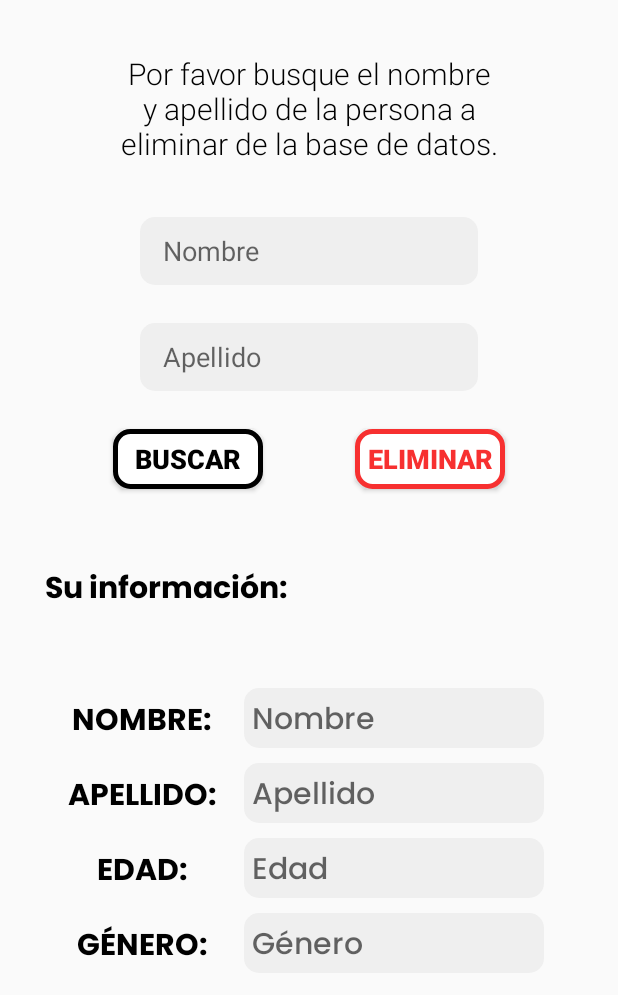
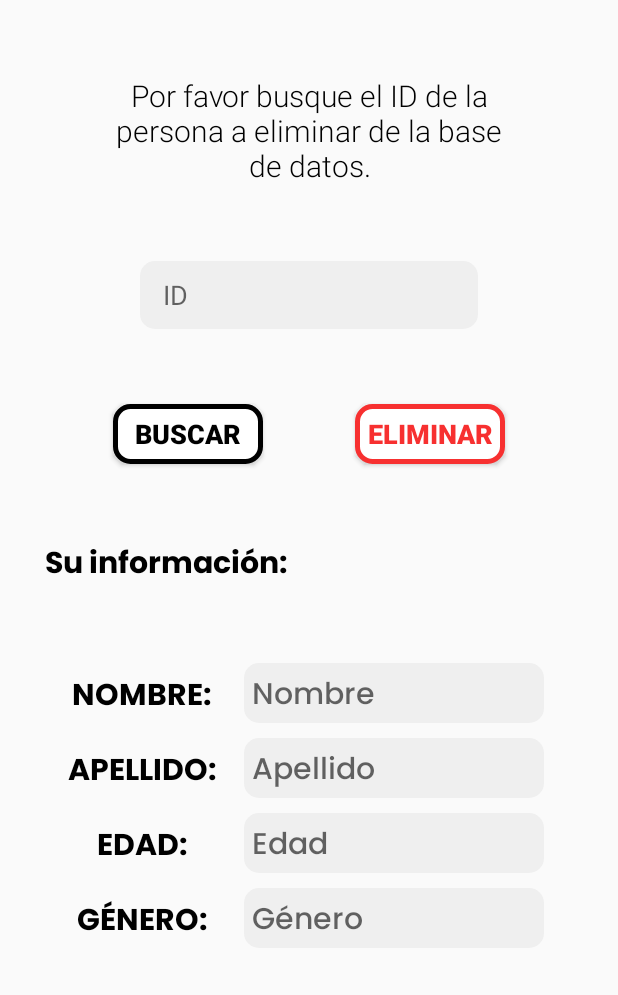
Before and after one commit to larg10/ProyectoMovil_BDD_mysql, an Android app: the Eliminar screen opened directly, with no data from a screen before it, after a tap on "BUSCAR", on a phone screen of 412 x 824 dp. Shown: the top 995 px of the screen. Run offline under Robolectric (Android 15) with nearby library versions, the phone set to English and light mode, and no system bars; our stand-ins replace Volley; network calls fail.

Commit message:
Actualización con ID

```diff
--- a/app/src/main/java/com/example/proyecto_bdd/Eliminar.java
+++ b/app/src/main/java/com/example/proyecto_bdd/Eliminar.java
@@ -26,12 +26,12 @@ import java.util.Map;
 
 public class Eliminar extends AppCompatActivity {
 
-    EditText etNombre, etApellido;
+    EditText etID;
     TextView tvNombre, tvApellido, tvEdad, tvGenero;
     RequestQueue requestQueue;
     boolean busco = false;
 
-    String nombre, apellido, edad, genero;
+    String nombre, apellido, edad, genero, ID;
 
     @Override
     protected void onCreate(Bundle savedInstanceState) {
@@ -40,8 +40,7 @@ public class Eliminar extends AppCompatActivity {
 
         requestQueue = Volley.newRequestQueue(this);
 
-        etNombre = (EditText) findViewById(R.id.txtNombreDelete);
-        etApellido = (EditText) findViewById(R.id.txtApellidoDelete);
+        etID = (EditText) findViewById(R.id.txtIDDelete);
 
         tvNombre = (TextView) findViewById(R.id.txtNombre);
         tvApellido = (TextView) findViewById(R.id.txtApellido);
@@ -53,11 +52,11 @@ public class Eliminar extends AppCompatActivity {
 
     public void buscarDelete(View view) {
 
-        String nom,ap;
-        nom = etNombre.getText().toString();
-        ap = etApellido.getText().toString();
+        String id;
+        id = etID.getText().toString();
+        ID = id;
 
-        String URL2 = "http://192.168.0.14/intento_movil/fetch.php?Nombre=" + nom + "&Apellido=" + ap;
+        String URL2 = "http://192.168.0.6/intento_movil/fetch.php?ID=" + id;
 
 
         JsonObjectRequest jsonObjectRequest = new JsonObjectRequest(Request.Method.GET, URL2, null,
@@ -70,6 +69,7 @@ public class Eliminar extends AppCompatActivity {
                             apellido = response.getString("Apellido");
                             edad = response.getString("Edad");
                             genero = response.getString("Género");
+                            //ID = response.getString("ID");
 
                             tvNombre.setText(nombre);
                             tvApellido.setText(apellido);
@@ -94,7 +94,7 @@ public class Eliminar extends AppCompatActivity {
     @SuppressLint("NotConstructor")
     public void Eliminar(View view){
         if(busco == true) {
-            String URLDelete = "http://192.168.0.14/intento_movil/delete.php";
+            String URLDelete = "http://192.168.0.6/intento_movil/delete.php";
             StringRequest stringRequest = new StringRequest(Request.Method.POST, URLDelete,
                     new Response.Listener<String>() {
                         @Override
@@ -103,8 +103,6 @@ public class Eliminar extends AppCompatActivity {
                             tvApellido.setText("");
                             tvEdad.setText("");
                             tvGenero.setText("");
-                            etNombre.setText("");
-                            etApellido.setText("");
 
                             busco = false;
                             Toast.makeText(Eliminar.this, "Eliminando...", Toast.LENGTH_SHORT).show();
@@ -119,8 +117,7 @@ public class Eliminar extends AppCompatActivity {
                 @Override
                 protected Map<String, String> getParams() throws AuthFailureError {
                     Map<String, String> params = new HashMap<>();
-                    params.put("Nombre", nombre);
-                    params.put("Apellido", apellido);
+                    params.put("ID", ID);
                     return params;
                 }
             };
--- a/app/src/main/res/layout/activity_eliminar.xml
+++ b/app/src/main/res/layout/activity_eliminar.xml
@@ -10,7 +10,7 @@
         android:id="@+id/bttnBuscar3"
         android:layout_width="100dp"
         android:layout_height="40dp"
-        android:layout_marginTop="25dp"
+        android:layout_marginTop="50dp"
         android:layout_marginEnd="75dp"
         android:background="@drawable/bttn_redondo_red"
         android:onClick="Eliminar"
@@ -19,13 +19,13 @@
         android:textSize="18dp"
         android:textStyle="bold"
         app:layout_constraintEnd_toEndOf="parent"
-        app:layout_constraintTop_toBottomOf="@+id/txtApellidoDelete" />
+        app:layout_constraintTop_toBottomOf="@+id/txtIDDelete" />
 
     <TextView
         android:id="@+id/textView10"
         android:layout_width="265dp"
         android:layout_height="wrap_content"
-        android:layout_marginTop="35dp"
+        android:layout_marginTop="50dp"
         android:fontFamily="sans-serif-light"
         android:text="@string/delete"
         android:textAlignment="center"
@@ -36,32 +36,18 @@
         app:layout_constraintTop_toTopOf="parent" />
 
     <EditText
-        android:id="@+id/txtNombreDelete"
+        android:id="@+id/txtIDDelete"
         android:layout_width="225dp"
         android:layout_height="45dp"
-        android:layout_marginTop="35dp"
+        android:layout_marginTop="50dp"
         android:background="@drawable/fondo_edittext"
         android:ems="10"
-        android:hint="@string/nombre"
+        android:hint="@string/ID"
         android:inputType="textPersonName"
         android:paddingStart="15dp"
         app:layout_constraintEnd_toEndOf="parent"
         app:layout_constraintStart_toStartOf="parent"
         app:layout_constraintTop_toBottomOf="@+id/textView10" />
-
-    <EditText
-        android:id="@+id/txtApellidoDelete"
-        android:layout_width="225dp"
-        android:layout_height="45dp"
-        android:layout_marginTop="25dp"
-        android:background="@drawable/fondo_edittext"
-        android:ems="10"
-        android:hint="@string/apellido"
-        android:inputType="textPersonName"
-        android:paddingStart="15dp"
-        app:layout_constraintEnd_toEndOf="parent"
-        app:layout_constraintStart_toStartOf="parent"
-        app:layout_constraintTop_toBottomOf="@+id/txtNombreDelete" />
 
     <TextView
         android:id="@+id/textView12"
@@ -225,7 +211,7 @@
         android:layout_width="100dp"
         android:layout_height="40dp"
         android:layout_marginStart="75dp"
-        android:layout_marginTop="25dp"
+        android:layout_marginTop="50dp"
         android:background="@drawable/bttn_redondo_black"
         android:onClick="buscarDelete"
         android:text="@string/buscar"
@@ -233,5 +219,5 @@
         android:textSize="18dp"
         android:textStyle="bold"
         app:layout_constraintStart_toStartOf="parent"
-        app:layout_constraintTop_toBottomOf="@+id/txtApellidoDelete" />
+        app:layout_constraintTop_toBottomOf="@+id/txtIDDelete" />
 </androidx.constraintlayout.widget.ConstraintLayout>
--- a/app/src/main/res/values/strings.xml
+++ b/app/src/main/res/values/strings.xml
@@ -20,6 +20,7 @@
     <string name="TuInfo">Su información:</string>
     <string name="buscar">Buscar</string>
     <string name="eliminar">Eliminar</string>
-    <string name="delete">Por favor busque el nombre y apellido de la persona a eliminar de la base de datos.</string>
-    <string name="update">Busque nombre y apellido de la persona a la cual se requiere actualizar sus datos. (No se puede editar nombre ni apellido)</string>
+    <string name="delete">Por favor busque el ID de la persona a eliminar de la base de datos.</string>
+    <string name="update">Busque el ID de la persona a la cual se requiere actualizar sus datos.</string>
+    <string name="ID">ID</string>
 </resources>
```
Also changed, not shown: app/src/main/java/com/example/proyecto_bdd/Actualizar.java (+16 -18 lines), app/src/main/java/com/example/proyecto_bdd/Insertar.java (+12 -8 lines), app/src/main/java/com/example/proyecto_bdd/Leer.java (+7 -8 lines), app/src/main/res/layout/activity_actualizar.xml (+8 -22 lines), app/src/main/res/layout/activity_insertar.xml (+21 -7 lines), app/src/main/res/layout/activity_leer.xml (+5 -19 lines).
